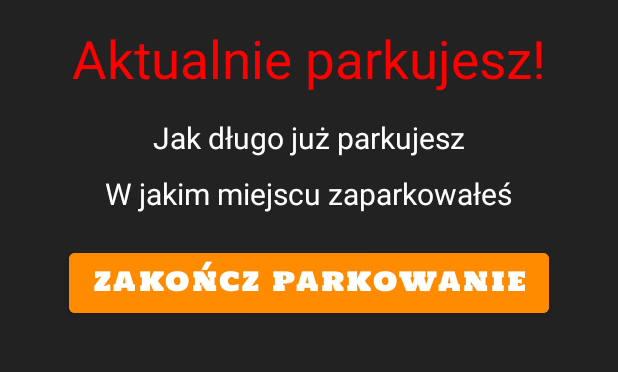
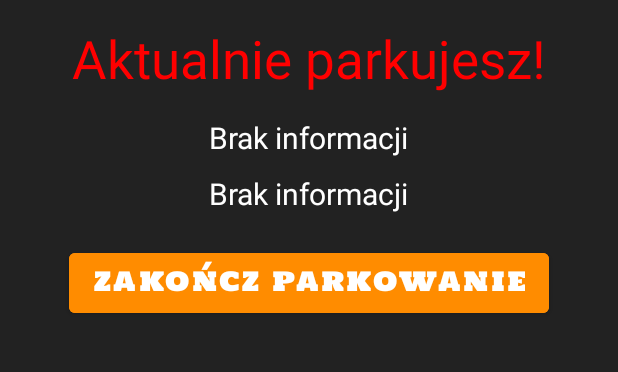
Before and after one commit to zulux99/parkopol, an Android app: the screen it shows after launch once a user with an empty profile is signed in (SecondActivity), on a phone screen of 412 x 824 dp, the part 84-456 px from its top. Run offline under Robolectric (Android 15) with nearby library versions, the phone set to English and light mode, and no system bars; our stand-ins replace Firebase (no records; nobody signed in at launch, a user with empty details on screens opened directly), Picasso; pictures from the network do not load.

Commit message:
nie nawidzę tego projektu

```diff
--- a/app/src/main/java/com/example/parkopol/GlownaFragment.kt
+++ b/app/src/main/java/com/example/parkopol/GlownaFragment.kt
@@ -2,13 +2,18 @@ package com.example.parkopol
 
 import android.content.Intent
 import android.os.Bundle
+import android.os.Handler
 import android.util.Log
-import androidx.fragment.app.Fragment
 import android.view.LayoutInflater
 import android.view.View
 import android.view.ViewGroup
 import android.widget.Button
+import android.widget.TextView
 import android.widget.Toast
+import androidx.fragment.app.Fragment
+import java.text.SimpleDateFormat
+import java.util.*
+import kotlin.collections.ArrayList
 
 
 class GlownaFragment : Fragment() {
@@ -19,12 +24,54 @@ class GlownaFragment : Fragment() {
         container: ViewGroup?,
         savedInstanceState: Bundle?
     ): View? {
-
+        var czas=0;
         listaZaparkowan= tablicaZaparkowanie(listaZaparkowan)
         listaLokalizacji = tablicaMiejscaParkingowebaza(listaLokalizacji);
         Log.d("glowna", "lista: $listaZaparkowan")
         val myView = inflater.inflate(R.layout.fragment_glowna, container, false)
-        val zakonczParkowanieButton = myView.findViewById(R.id.zakoncz_parkowanie) as Button
+        val zakonczParkowanieButton = myView.findViewById(R.id.secondZakonczZaparkowanie) as Button
+
+        val secondCzasZaparkowaniaTextView = myView.findViewById(R.id.secondCzasZaparkowania) as TextView
+        val secondZaparkowanieOpisTextView = myView.findViewById(R.id.secondZaparkowanieOpis) as TextView
+        val idMP="";
+        var startZaparkowanie=""
+
+
+
+        val handler = Handler()
+        handler.postDelayed(object : Runnable {
+            override fun run() {
+                var tempczas=listaZaparkowan.findLast { it.koniecZaparkowania == "0" }
+                var x = "Brak informacji"
+                if(tempczas!=null){
+
+                    var opis= listaLokalizacji.findLast { it.idMParkingowego== tempczas.idMiejsceParkingowe}
+                    if (opis!=null){
+                        secondZaparkowanieOpisTextView.setText(opis.opis)
+                    }else{
+                        secondZaparkowanieOpisTextView.setText("Brak informacji")
+                    }
+
+                }else{
+                    secondZaparkowanieOpisTextView.setText("Brak informacji")
+                }
+                val formatter  =  SimpleDateFormat("yyyy-MM-dd HH:mm:ss", Locale.GERMAN)
+
+                if (tempczas!=null){
+                    val a = formatter.parse(SimpleDateFormat("yyyy-MM-dd HH:mm:ss",
+                        Locale.GERMAN).format(Date()))
+                    val b = formatter.parse(tempczas.startZaparkowania)
+                    val tem =b!!.getTime() - a!!.getTime()
+                    x=roznicaCzas(tem)
+
+                }
+
+
+                secondCzasZaparkowaniaTextView.setText(x)
+
+                handler.postDelayed(this, 1000)
+            }
+        }, 0)
         zakonczParkowanieButton.setOnClickListener()
         {
             var temp = listaZaparkowan.findLast { it.koniecZaparkowania == "0" }
@@ -59,6 +106,7 @@ class GlownaFragment : Fragment() {
                 Toast.makeText(context, "nie zaparkowałeś", Toast.LENGTH_SHORT).show()
             }
         }
+
         return myView
     }
 
--- a/app/src/main/res/layout/fragment_glowna.xml
+++ b/app/src/main/res/layout/fragment_glowna.xml
@@ -16,7 +16,7 @@
         android:text="Aktualnie parkujesz!" />
 
     <TextView
-        android:id="@+id/textView6"
+        android:id="@+id/secondCzasZaparkowania"
         android:layout_width="wrap_content"
         android:layout_height="wrap_content"
         android:layout_below="@+id/textView9"
@@ -27,22 +27,22 @@
         android:textSize="20sp" />
 
     <TextView
-        android:id="@+id/textView8"
+        android:id="@+id/secondZaparkowanieOpis"
         android:layout_width="wrap_content"
         android:layout_height="wrap_content"
         android:layout_marginTop="10dp"
         android:textColor="@color/white"
         android:textSize="20sp"
-        android:layout_below="@id/textView6"
+        android:layout_below="@id/secondCzasZaparkowania"
         android:layout_centerHorizontal="true"
         android:text="W jakim miejscu zaparkowałeś" />
 
     <Button
-        android:id="@+id/zakoncz_parkowanie"
+        android:id="@+id/secondZakonczZaparkowanie"
         android:layout_width="wrap_content"
         android:layout_height="wrap_content"
         android:layout_marginTop="20dp"
-        android:layout_below="@+id/textView8"
+        android:layout_below="@+id/secondZaparkowanieOpis"
         android:layout_centerHorizontal="true"
         android:textSize="17sp"
         android:backgroundTint="@color/pomaranczowy"
```
